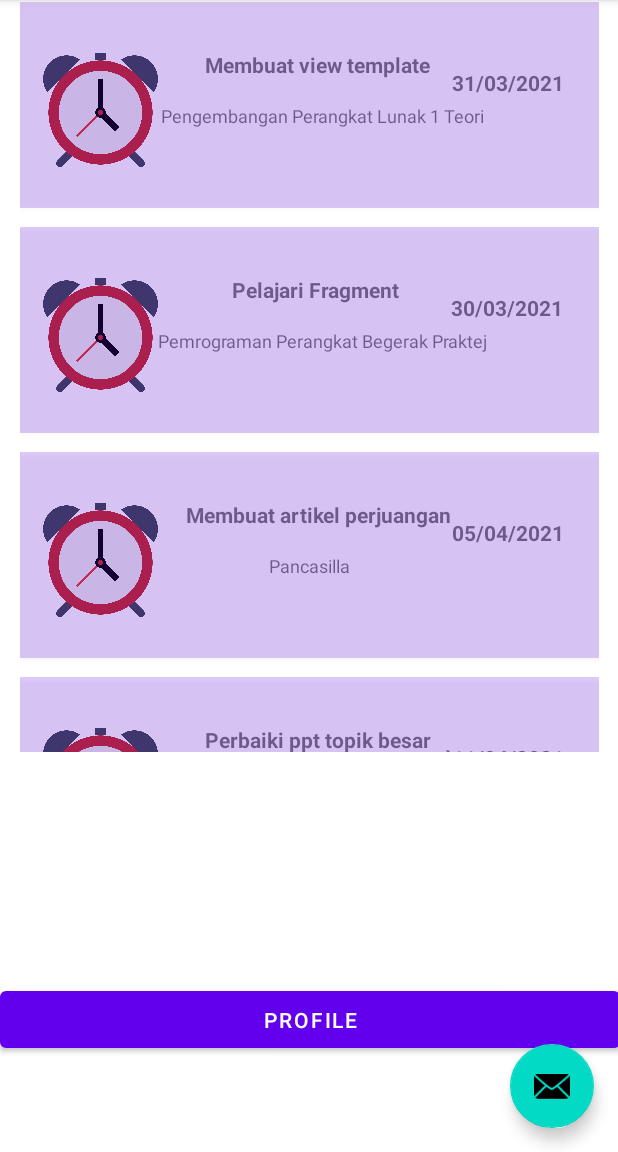
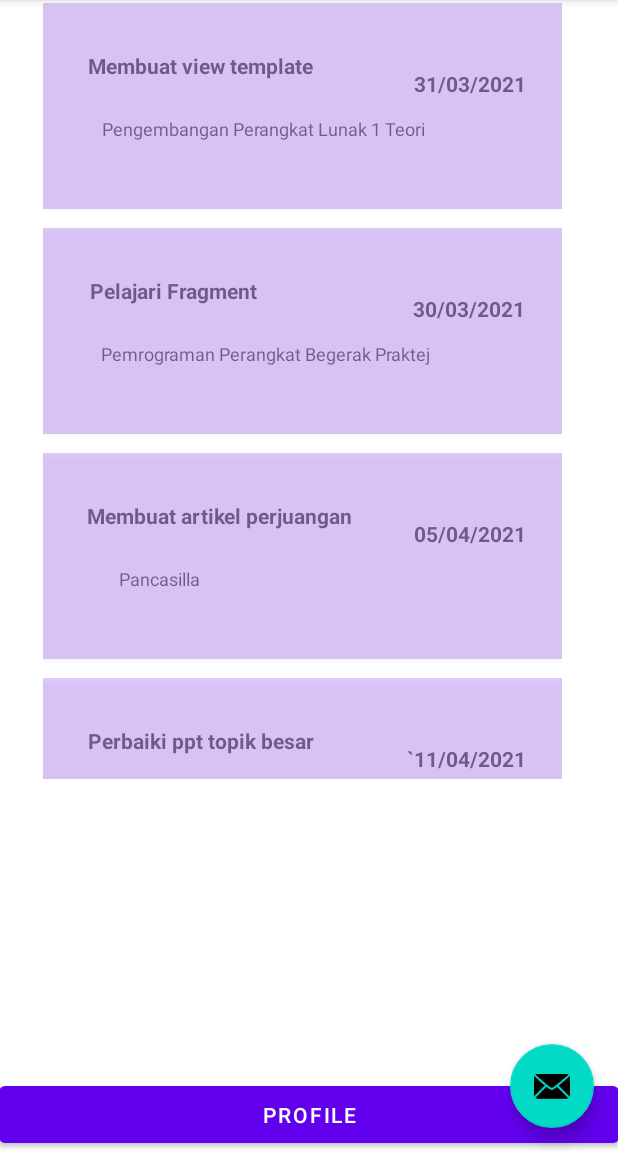
Before and after one commit to tonyBred/1_WorkDoV2, an Android app: the screen it shows after launch (MainActivity), on a phone screen of 412 x 824 dp, the part 84-1236 px from its top. Run offline under Robolectric (Android 15) with nearby library versions, the phone set to English and light mode, and no system bars.

```diff
--- a/app/src/main/java/com/example/workdo/FirstFragment.java
+++ b/app/src/main/java/com/example/workdo/FirstFragment.java
@@ -35,7 +35,7 @@ public class FirstFragment extends Fragment {
         listTugas.add(new Tugas("Membuat artikel perjuangan", "Pancasilla", "05/04/2021", "Buat artikel tentang ancaman bangsa"));
         listTugas.add(new Tugas("Perbaiki ppt topik besar", "Proyek Perangkat Lunak 4", "`11/04/2021", "Perbaiki ppt dengan tambahakn hardware detail"));
         listTugas.add(new Tugas("Buat Login session pada template", "Pengembangan Perangkat Lunak 1 Praktek", "12/04/2021", "Tambah SESSION dan masukan username pada template"));
-        listTugas.add(new Tugas("Buat/cari 50 Data Kuantitatif dan kelompokan", "Statistika Probibilitas", "10/04/2021", "Data boleh sekunder asal cantumkan referensinya"));
+        listTugas.add(new Tugas("Cari/buat 50 data kuantitaif", "Statitiska dan Probabilitas", "12/04/2021", "Data boleh sekunder asal cantumkan referensinya"));
 
         // Add the following lines to create RecyclerView
         recyclerView = view.findViewById(R.id.recyclerview);
--- a/app/src/main/res/layout/fragment_first.xml
+++ b/app/src/main/res/layout/fragment_first.xml
@@ -10,25 +10,25 @@
         android:id="@+id/button_first"
         android:layout_width="413dp"
         android:layout_height="50dp"
-        android:layout_marginTop="89dp"
         android:text="Profile"
         app:layout_constraintBottom_toBottomOf="parent"
         app:layout_constraintEnd_toEndOf="parent"
-        app:layout_constraintHorizontal_bias="0.795"
-        app:layout_constraintStart_toStartOf="parent"
-        app:layout_constraintTop_toBottomOf="@+id/recyclerview" />
+        app:layout_constraintHorizontal_bias="1.0"
+        app:layout_constraintStart_toStartOf="parent" />
 
     <androidx.recyclerview.widget.RecyclerView
         android:id="@+id/recyclerview"
-        android:layout_width="386dp"
-        android:layout_height="500dp"
+        android:layout_width="346dp"
+        android:layout_height="517dp"
         android:layout_marginStart="1dp"
         android:layout_marginTop="1dp"
         android:layout_marginEnd="1dp"
-        android:layout_marginBottom="1dp"
+        android:layout_marginBottom="129dp"
         android:visibility="visible"
-        app:layout_constraintBottom_toTopOf="@+id/button_second"
+        app:layout_constraintBottom_toTopOf="@+id/button_first"
         app:layout_constraintEnd_toEndOf="parent"
+        app:layout_constraintHorizontal_bias="0.428"
         app:layout_constraintStart_toStartOf="parent"
-        app:layout_constraintTop_toTopOf="parent" />
+        app:layout_constraintTop_toTopOf="parent"
+        app:layout_constraintVertical_bias="0.007" />
 </androidx.constraintlayout.widget.ConstraintLayout>
--- a/app/src/main/res/layout/frame_textview.xml
+++ b/app/src/main/res/layout/frame_textview.xml
@@ -26,11 +26,11 @@
         android:layout_width="wrap_content"
         android:layout_height="wrap_content"
         android:layout_marginStart="32dp"
-        android:layout_marginTop="16dp"
+        android:layout_marginTop="24dp"
         android:text="TextView"
-        android:textSize="12dp"
+        android:textSize="12sp"
         app:layout_constraintEnd_toEndOf="parent"
-        app:layout_constraintHorizontal_bias="0.447"
+        app:layout_constraintHorizontal_bias="0.072"
         app:layout_constraintStart_toStartOf="parent"
         app:layout_constraintTop_toBottomOf="@+id/topikText" />
 
@@ -41,23 +41,12 @@
         android:layout_marginStart="24dp"
         android:layout_marginTop="32dp"
         android:text="TextView"
-        android:textSize="14dp"
+        android:textSize="14sp"
         android:textStyle="bold"
         app:layout_constraintEnd_toEndOf="parent"
-        app:layout_constraintHorizontal_bias="0.47"
+        app:layout_constraintHorizontal_bias="0.036"
         app:layout_constraintStart_toStartOf="parent"
         app:layout_constraintTop_toTopOf="parent" />
-
-    <ImageView
-        android:id="@+id/imageView2"
-        android:layout_width="107dp"
-        android:layout_height="83dp"
-        android:layout_marginTop="32dp"
-        app:layout_constraintEnd_toEndOf="parent"
-        app:layout_constraintHorizontal_bias="0.0"
-        app:layout_constraintStart_toStartOf="parent"
-        app:layout_constraintTop_toTopOf="parent"
-        app:srcCompat="@drawable/alarmclock" />
 
     <Button
         android:id="@+id/detailButton"
```
Also changed, not shown: app/src/main/res/drawable/_91511045.jpg (deleted), app/src/main/res/drawable/alarmclock2.png (deleted).
